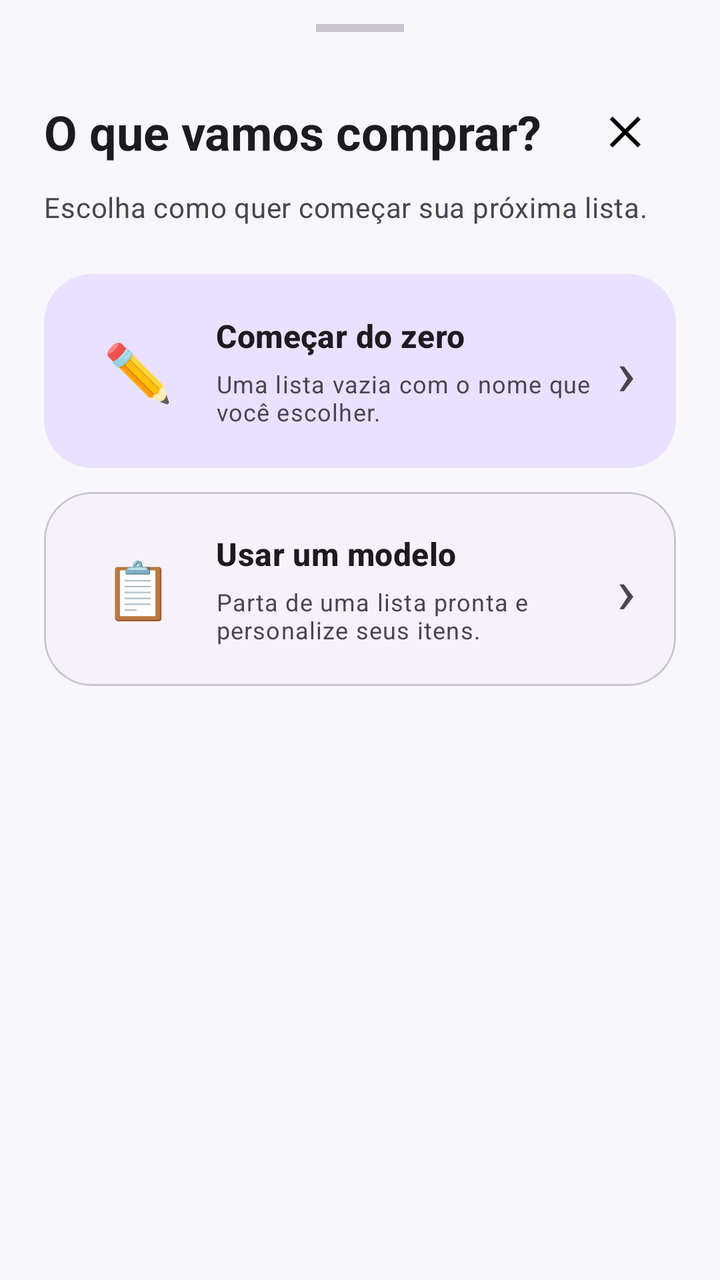
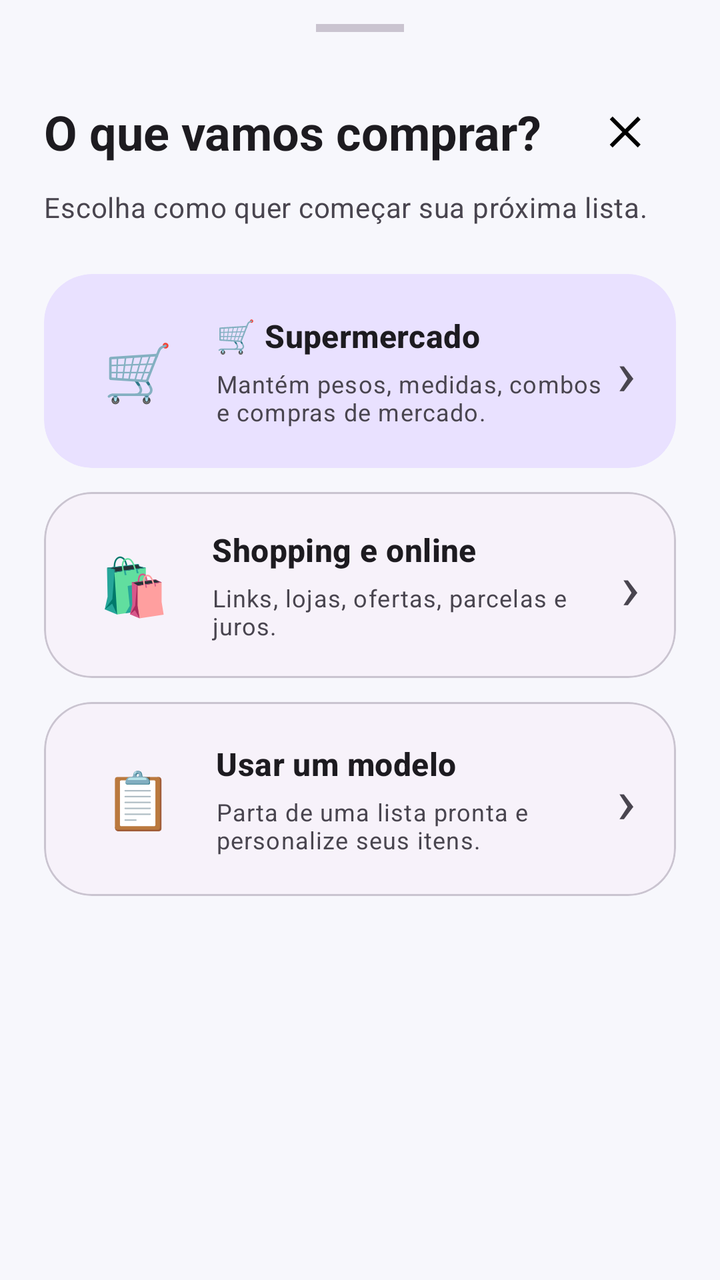

Before-and-after screenshots of an Android layout around one commit, followed by the original layout XML and the change that was made.
<!-- AndroidManifest.xml: application theme Theme.ListaCompras -->
<!-- res/layout/dialog_new_list_choice.xml -->
<?xml version="1.0" encoding="utf-8"?>
<LinearLayout xmlns:android="http://schemas.android.com/apk/res/android"
    xmlns:app="http://schemas.android.com/apk/res-auto"
    android:id="@+id/sheetNewListChoice" android:layout_width="match_parent"
    android:layout_height="wrap_content" android:orientation="vertical"
    android:paddingStart="22dp" android:paddingEnd="22dp"
    android:paddingTop="12dp" android:paddingBottom="28dp">
    <View android:layout_width="44dp" android:layout_height="4dp"
        android:layout_gravity="center_horizontal" android:background="?attr/colorOutlineVariant" />
    <LinearLayout android:layout_width="match_parent" android:layout_height="wrap_content"
        android:layout_marginTop="26dp" android:orientation="horizontal" android:gravity="center_vertical">
        <TextView android:layout_width="0dp" android:layout_height="wrap_content"
            android:layout_weight="1" android:text="O que vamos comprar?"
            android:textStyle="bold" android:textAppearance="@style/TextAppearance.Material3.HeadlineSmall" />
        <ImageButton android:id="@+id/closeNewListChoice" android:layout_width="48dp"
            android:layout_height="48dp" android:src="@drawable/ic_close" android:padding="12dp"
            android:background="?attr/selectableItemBackgroundBorderless" android:contentDescription="Fechar" />
    </LinearLayout>
    <TextView android:layout_width="match_parent" android:layout_height="wrap_content"
        android:layout_marginTop="4dp" android:text="Escolha como quer começar sua próxima lista."
        android:textAppearance="@style/TextAppearance.Material3.BodyMedium"
        android:textColor="?attr/colorOnSurfaceVariant" />

    <com.google.android.material.card.MaterialCardView
        android:id="@+id/cardNewEmptyList" style="@style/Widget.ListaCompras.Card"
        android:layout_width="match_parent" android:layout_height="wrap_content"
        android:layout_marginTop="24dp" android:clickable="true" android:focusable="true"
        app:cardCornerRadius="24dp" app:cardBackgroundColor="?attr/colorPrimaryContainer"
        app:strokeWidth="0dp">
        <LinearLayout android:layout_width="match_parent" android:layout_height="wrap_content"
            android:orientation="horizontal" android:gravity="center_vertical" android:padding="20dp">
            <TextView android:layout_width="54dp" android:layout_height="54dp"
                android:gravity="center" android:text="✏️" android:textSize="28sp" />
            <LinearLayout android:layout_width="0dp" android:layout_height="wrap_content"
                android:layout_weight="1" android:layout_marginStart="12dp" android:orientation="vertical">
                <TextView android:layout_width="match_parent" android:layout_height="wrap_content"
                    android:text="Começar do zero" android:textStyle="bold"
                    android:textAppearance="@style/TextAppearance.Material3.TitleMedium" />
                <TextView android:layout_width="match_parent" android:layout_height="wrap_content"
                    android:layout_marginTop="5dp" android:text="Uma lista vazia com o nome que você escolher."
                    android:textAppearance="@style/TextAppearance.Material3.BodySmall" />
            </LinearLayout>
            <TextView android:layout_width="wrap_content" android:layout_height="wrap_content"
                android:text="›" android:textSize="32sp" android:contentDescription="Abrir" />
        </LinearLayout>
    </com.google.android.material.card.MaterialCardView>

    <com.google.android.material.card.MaterialCardView
        android:id="@+id/cardNewFromTemplate" style="@style/Widget.ListaCompras.Card"
        android:layout_width="match_parent" android:layout_height="wrap_content"
        android:layout_marginTop="12dp" android:clickable="true" android:focusable="true"
        app:cardCornerRadius="24dp">
        <LinearLayout android:layout_width="match_parent" android:layout_height="wrap_content"
            android:orientation="horizontal" android:gravity="center_vertical" android:padding="20dp">
            <TextView android:layout_width="54dp" android:layout_height="54dp"
                android:gravity="center" android:text="📋" android:textSize="28sp" />
            <LinearLayout android:layout_width="0dp" android:layout_height="wrap_content"
                android:layout_weight="1" android:layout_marginStart="12dp" android:orientation="vertical">
                <TextView android:layout_width="match_parent" android:layout_height="wrap_content"
                    android:text="Usar um modelo" android:textStyle="bold"
                    android:textAppearance="@style/TextAppearance.Material3.TitleMedium" />
                <TextView android:layout_width="match_parent" android:layout_height="wrap_content"
                    android:layout_marginTop="5dp" android:text="Parta de uma lista pronta e personalize seus itens."
                    android:textAppearance="@style/TextAppearance.Material3.BodySmall" />
            </LinearLayout>
            <TextView android:layout_width="wrap_content" android:layout_height="wrap_content"
                android:text="›" android:textSize="32sp" android:contentDescription="Abrir" />
        </LinearLayout>
    </com.google.android.material.card.MaterialCardView>
</LinearLayout>
<!-- resources referenced by this layout -->
<resources>
  <!-- drawable ic_close (drawable) -->
  <vector xmlns:android="http://schemas.android.com/apk/res/android"
      android:width="24dp"
      android:height="24dp"
      android:viewportWidth="24"
      android:viewportHeight="24">
      <path android:fillColor="#FF000000" android:pathData="M18.3,5.71L12,12l6.3,6.29 -1.42,1.42L10.59,13.41 4.29,19.71 2.88,18.3 9.17,12 2.88,5.7 4.29,4.29 10.59,10.59 16.89,4.29z"/>
  </vector>
  <style name="Widget.ListaCompras.Card" parent="Widget.Material3.CardView.Outlined">
          <item name="cardCornerRadius">@dimen/lc_radius_card</item>
          <item name="cardElevation">0dp</item>
          <item name="strokeColor">?attr/colorOutlineVariant</item>
          <item name="strokeWidth">1dp</item>
          <item name="cardBackgroundColor">?attr/colorSurfaceContainerLow</item>
      </style>
  <style name="Theme.ListaCompras" parent="Theme.Material3.DayNight.NoActionBar">
          <item name="colorPrimary">@color/primary</item>
          <item name="colorOnPrimary">@color/on_primary</item>
          <item name="colorPrimaryContainer">@color/primary_container</item>
          <item name="colorOnPrimaryContainer">@color/on_primary_container</item>
          <item name="colorSecondary">@color/secondary</item>
          <item name="colorOnSecondary">@color/on_secondary</item>
          <item name="colorSecondaryContainer">@color/secondary_container</item>
          <item name="colorOnSecondaryContainer">@color/on_secondary_container</item>
          <item name="android:colorBackground">@color/dark_background</item>
          <item name="colorSurface">@color/dark_surface</item>
          <item name="colorSurfaceVariant">@color/dark_surface_variant</item>
          <item name="colorSurfaceContainerLowest">@color/dark_surface_lowest</item>
          <item name="colorSurfaceContainerLow">@color/dark_surface_low</item>
          <item name="colorSurfaceContainer">@color/dark_surface_container</item>
          <item name="colorSurfaceContainerHigh">@color/dark_surface_high</item>
          <item name="colorSurfaceContainerHighest">@color/dark_surface_highest</item>
          <item name="colorOnSurface">@color/dark_on_surface</item>
          <item name="colorOnSurfaceVariant">@color/dark_on_surface_variant</item>
          <item name="colorOutline">@color/dark_outline</item>
          <item name="colorOutlineVariant">@color/dark_outline_variant</item>
          <item name="android:navigationBarColor">?attr/colorSurface</item>
          <item name="android:statusBarColor">?attr/colorSurface</item>
          <item name="android:windowLightStatusBar" tools:targetApi="m">true</item>
      </style>
  <dimen name="lc_radius_card">20dp</dimen>
  <color name="primary">#6D4FD3</color>
  <color name="on_primary">#FFFFFF</color>
  <color name="primary_container">#E9E1FF</color>
  <color name="on_primary_container">#24124F</color>
  <color name="secondary">#625B71</color>
  <color name="on_secondary">#FFFFFF</color>
  <color name="secondary_container">#E8DEF8</color>
  <color name="on_secondary_container">#1D192B</color>
  <color name="dark_background">#F7F7FC</color>
  <color name="dark_surface">#FFFFFF</color>
  <color name="dark_surface_variant">#F0EDF5</color>
  <color name="dark_surface_lowest">#FFFFFF</color>
  <color name="dark_surface_low">#F7F2FA</color>
  <color name="dark_surface_container">#F4F0FA</color>
  <color name="dark_surface_high">#ECE6F0</color>
  <color name="dark_surface_highest">#E6E0E9</color>
  <color name="dark_on_surface">#1D1B20</color>
  <color name="dark_on_surface_variant">#49454F</color>
  <color name="dark_outline">#79747E</color>
  <color name="dark_outline_variant">#CAC4D0</color>
</resources>

<!-- the commit's change to res/layout/dialog_new_list_choice.xml (unified diff, before → after) -->
@@ -30,14 +30,14 @@
         <LinearLayout android:layout_width="match_parent" android:layout_height="wrap_content"
             android:orientation="horizontal" android:gravity="center_vertical" android:padding="20dp">
             <TextView android:layout_width="54dp" android:layout_height="54dp"
-                android:gravity="center" android:text="✏️" android:textSize="28sp" />
+                android:gravity="center" android:text="🛒" android:textSize="28sp" />
             <LinearLayout android:layout_width="0dp" android:layout_height="wrap_content"
                 android:layout_weight="1" android:layout_marginStart="12dp" android:orientation="vertical">
                 <TextView android:layout_width="match_parent" android:layout_height="wrap_content"
-                    android:text="Começar do zero" android:textStyle="bold"
+                    android:text="🛒 Supermercado" android:textStyle="bold"
                     android:textAppearance="@style/TextAppearance.Material3.TitleMedium" />
                 <TextView android:layout_width="match_parent" android:layout_height="wrap_content"
-                    android:layout_marginTop="5dp" android:text="Uma lista vazia com o nome que você escolher."
+                    android:layout_marginTop="5dp" android:text="Mantém pesos, medidas, combos e compras de mercado."
                     android:textAppearance="@style/TextAppearance.Material3.BodySmall" />
             </LinearLayout>
             <TextView android:layout_width="wrap_content" android:layout_height="wrap_content"
@@ -45,6 +45,29 @@
         </LinearLayout>
     </com.google.android.material.card.MaterialCardView>
 
+
+    <com.google.android.material.card.MaterialCardView
+        android:id="@+id/cardNewShoppingList" style="@style/Widget.ListaCompras.Card"
+        android:layout_width="match_parent" android:layout_height="wrap_content"
+        android:layout_marginTop="12dp" android:clickable="true" android:focusable="true"
+        app:cardCornerRadius="24dp">
+        <LinearLayout android:layout_width="match_parent" android:layout_height="wrap_content"
+            android:orientation="horizontal" android:gravity="center_vertical" android:padding="18dp">
+            <TextView android:layout_width="54dp" android:layout_height="54dp"
+                android:gravity="center" android:text="🛍️" android:textSize="28sp" />
+            <LinearLayout android:layout_width="0dp" android:layout_height="wrap_content"
+                android:layout_weight="1" android:layout_marginStart="12dp" android:orientation="vertical">
+                <TextView android:layout_width="match_parent" android:layout_height="wrap_content"
+                    android:text="Shopping e online" android:textStyle="bold"
+                    android:textAppearance="@style/TextAppearance.Material3.TitleMedium" />
+                <TextView android:layout_width="match_parent" android:layout_height="wrap_content"
+                    android:layout_marginTop="5dp" android:text="Links, lojas, ofertas, parcelas e juros."
+                    android:textAppearance="@style/TextAppearance.Material3.BodySmall" />
+            </LinearLayout>
+            <TextView android:layout_width="wrap_content" android:layout_height="wrap_content"
+                android:text="›" android:textSize="32sp" android:contentDescription="Abrir Shopping" />
+        </LinearLayout>
+    </com.google.android.material.card.MaterialCardView>
     <com.google.android.material.card.MaterialCardView
         android:id="@+id/cardNewFromTemplate" style="@style/Widget.ListaCompras.Card"
         android:layout_width="match_parent" android:layout_height="wrap_content"
